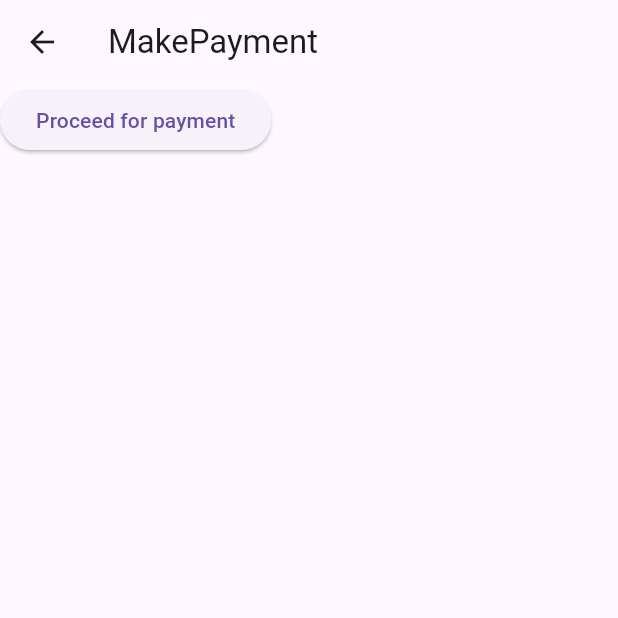
After one commit to rapidops-udyan/vetcomm_test, a Flutter app: the PaymentScreen screen opened directly, after a tap on "Proceed for payment", on a phone screen of 412 x 824 dp, the top half of it. The commit adds this screen. Run offline on Flutter 3.47's test engine with Material 3 defaults, Android fonts, the phone set to English and light mode, and no system bars; our stand-ins replace bloc, dio, flutter_bloc, freezed_annotation, in_app_purchase; missing offline and left inert: flutter_stripe; network calls fail.

Commit message:
Stripe Payment Sheet Indent Completed

```diff
--- /dev/null
+++ b/lib/features/stripe_payment_gateway/bloc/stripe_payment_bloc.dart
@@ -0,0 +1,20 @@
+import 'package:bloc/bloc.dart';
+import 'package:freezed_annotation/freezed_annotation.dart';
+
+part 'stripe_payment_bloc.freezed.dart';
+part 'stripe_payment_event.dart';
+part 'stripe_payment_state.dart';
+
+class StripePaymentBloc extends Bloc<StripePaymentEvent, StripePaymentState> {
+
+  StripePaymentBloc() : super(const StripePaymentState.initial()) {
+    on<StripePaymentEvent>((event, emit) {
+      // TODO: implement event handler
+    });
+  }
+}
+
+String stripePublishableKey =
+    'pk_test_51PuYgIFVcDu4A3RZ2fL1z1nhZXPdvhjI6keJ4tDC7w22EUjukzB9RM91dVKfgvgE0Zihw6D3mrxbUyuIoEWeUT0M001ECjRJGi';
+String secretKey =
+    'sk_test_51PuYgIFVcDu4A3RZHxIg9RivqCqV0znl5xNzj8HETzIzw3BAOk8UB3O2hkHyGGt3X2piFys2jtPXYNiMpawTMLg700km2gSdAO';
--- /dev/null
+++ b/lib/features/stripe_payment_gateway/bloc/stripe_payment_event.dart
@@ -0,0 +1,6 @@
+part of 'stripe_payment_bloc.dart';
+
+@freezed
+class StripePaymentEvent with _$StripePaymentEvent {
+  const factory StripePaymentEvent.started() = _Started;
+}
--- /dev/null
+++ b/lib/features/stripe_payment_gateway/bloc/stripe_payment_state.dart
@@ -0,0 +1,6 @@
+part of 'stripe_payment_bloc.dart';
+
+@freezed
+class StripePaymentState with _$StripePaymentState {
+  const factory StripePaymentState.initial() = _Initial;
+}
--- /dev/null
+++ b/lib/features/stripe_payment_gateway/payment_screen.dart
@@ -0,0 +1,32 @@
+import 'package:flutter/material.dart';
+import 'package:vetcomm/features/stripe_payment_gateway/stripe_services.dart';
+
+class PaymentScreen extends StatefulWidget {
+  const PaymentScreen({super.key});
+
+  @override
+  State<PaymentScreen> createState() => _PaymentScreenState();
+}
+
+class _PaymentScreenState extends State<PaymentScreen> {
+  final TextEditingController controller = TextEditingController();
+
+  @override
+  Widget build(BuildContext context) {
+    return Scaffold(
+      appBar: AppBar(
+        title: const Text('MakePayment'),
+      ),
+      body: Column(
+        children: [
+          ElevatedButton(
+            onPressed: () {
+              StripeServices.instance.makePayment();
+            },
+            child: const Text('Proceed for payment'),
+          ),
+        ],
+      ),
+    );
+  }
+}
--- /dev/null
+++ b/lib/features/stripe_payment_gateway/stripe_services.dart
@@ -0,0 +1,81 @@
+import 'package:dio/dio.dart';
+import 'package:flutter_stripe/flutter_stripe.dart';
+
+class StripeServices {
+  StripeServices._();
+
+  static final StripeServices instance = StripeServices._();
+
+  Dio dio = Dio();
+
+  Future<void> makePayment() async {
+    try {
+      String? clientSecretKey =
+          await _createPaymentIntent(amount: 10, currency: 'usd');
+      if (clientSecretKey != null) {
+        await Stripe.instance.initPaymentSheet(
+          paymentSheetParameters: SetupPaymentSheetParameters(
+            paymentIntentClientSecret: clientSecretKey,
+            merchantDisplayName: "Vet comm"
+          ),
+        );
+        await _processPayment();
+      }
+      return;
+    } catch (e) {
+      print('----> EXCEPTION OCCURRED - $e');
+    }
+  }
+
+  Future<void> _processPayment()async{
+    try{
+      await Stripe.instance.presentPaymentSheet();
+    }catch(e){
+      print('INSIDE THE EXCEPTION BLOC');
+    }
+  }
+
+  Future<String?> _createPaymentIntent({
+    required int amount,
+    required String currency,
+  }) async {
+    try {
+      Map<String, dynamic> data = {
+        "amount": calculateAmount(amount),
+        "currency": currency,
+      };
+
+      var response = await dio.post(
+        "https://api.stripe.com/v1/payment_intents",
+        data: data,
+        options: Options(
+          contentType: Headers.formUrlEncodedContentType,
+          headers: {
+            "Authorization": "Bearer $secretKey",
+            "Content-Type": 'application/x-www-form-urlencoded',
+          },
+        ),
+      );
+      if (response.data != null) {
+        return response.data["client_secret"];
+      }
+      return null;
+    } catch (e) {
+      DioException err = e as DioException;
+      print('-----> Response is  : ${err.response}');
+
+      print('-----> EXCEPTION OCCURED WHILE PAYMENT INTENT CREATION : ${e}');
+    }
+    return null;
+  }
+
+  int calculateAmount(int amount) {
+    int result = amount * 100;
+    return result;
+  }
+}
+
+String stripePublishableKey =
+    'pk_test_51PuYgIFVcDu4A3RZ2fL1z1nhZXPdvhjI6keJ4tDC7w22EUjukzB9RM91dVKfgvgE0Zihw6D3mrxbUyuIoEWeUT0M001ECjRJGi';
+String secretKey =
+    'sk_test_51PuYgIFVcDu4A3RZHxIg9RivqCqV0znl5xNzj8HETzIzw3BAOk8UB3O2hkHyGGt3X2piFys2jtPXYNiMpawTMLg700km2gSdAO';
--- a/pubspec.yaml
+++ b/pubspec.yaml
@@ -13,6 +13,8 @@ dependencies:
   freezed_annotation: ^2.4.4
   in_app_purchase: ^3.2.0
   json_annotation: ^4.9.0
+  flutter_stripe: ^11.0.0
+  dio: ^5.6.0
 
 dev_dependencies:
   flutter_test:
```
Also changed, not shown: lib/home_screen.dart (added, +47 -0 lines), lib/main.dart (+7 -2 lines), lib/features/stripe_payment_gateway/bloc/stripe_payment_bloc.freezed.dart (added), pubspec.lock, 6 other files.
